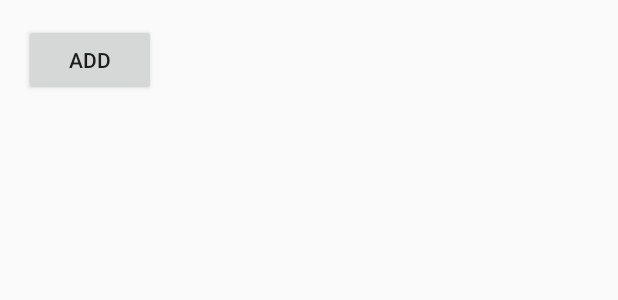
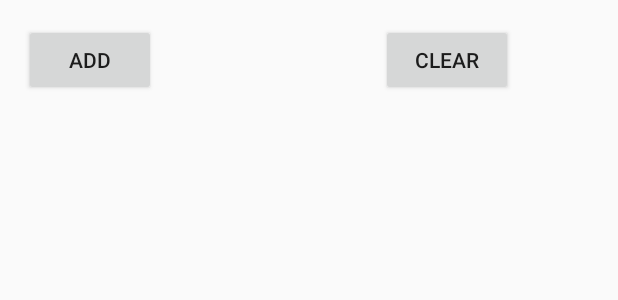
Before and after one commit to SatouNishiki/SOS, an Android app: the layout activity_list_main.xml on its own in the app's theme, with its tools: preview values and no code run, on a phone screen of 412 x 824 dp. Shown: the top 300 px of the screen. Run offline under Robolectric (Android 15) with nearby library versions, the phone set to English and light mode, and no system bars.

Commit message:
Added ClearButton in ListMain.

```diff
--- a/app/src/main/res/layout/activity_list_main.xml
+++ b/app/src/main/res/layout/activity_list_main.xml
@@ -10,11 +10,24 @@
     android:paddingBottom="@dimen/activity_vertical_margin"
     tools:context=".Activities.ListMain">
 
-    <Button
-        android:layout_width="wrap_content"
-        android:layout_height="wrap_content"
-        android:text="Add"
-        android:id="@+id/button7" />
+    <LinearLayout
+        android:orientation="horizontal"
+        android:layout_width="match_parent"
+        android:layout_height="wrap_content">
+
+        <Button
+            android:layout_width="wrap_content"
+            android:layout_height="wrap_content"
+            android:text="Add"
+            android:id="@+id/button7" />
+
+        <Button
+            android:layout_width="wrap_content"
+            android:layout_height="wrap_content"
+            android:text="Clear"
+            android:id="@+id/button8"
+            android:layout_marginLeft="150dp" />
+    </LinearLayout>
 
     <ListView
         android:layout_width="match_parent"
```
Also changed, not shown: app/src/main/java/prgc/snct/sos/Activities/ListMain.java (+25 -7 lines).
